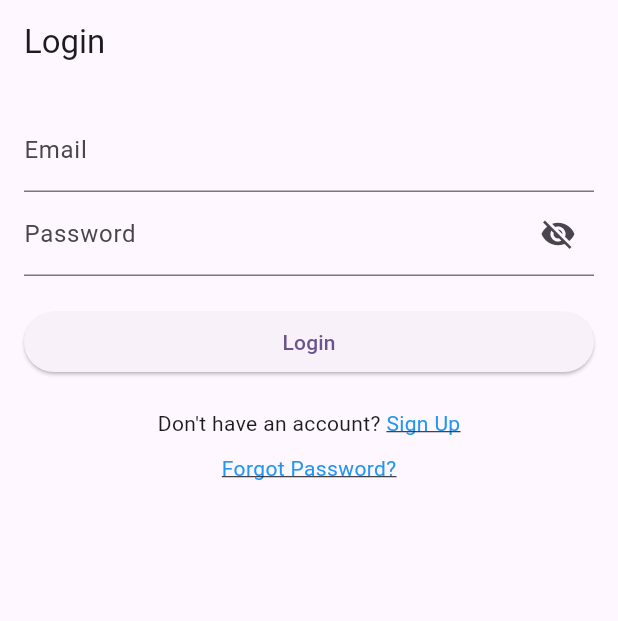
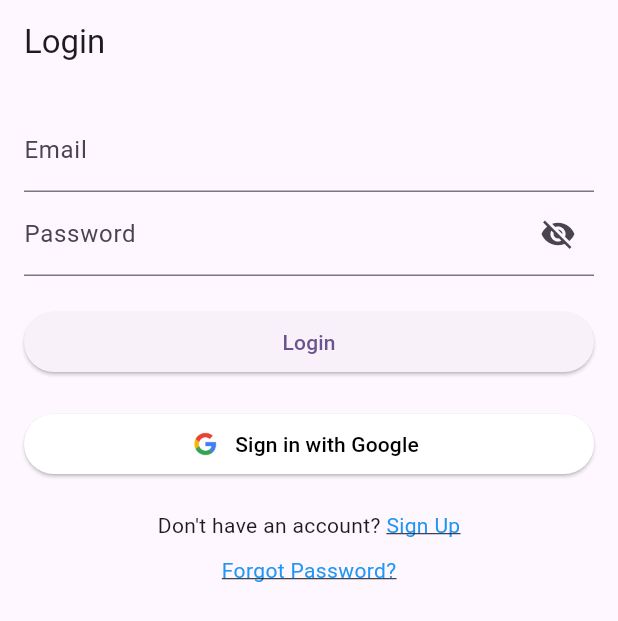
Before and after one commit to nellymururi/neurocare, a Flutter app: the screen it shows after launch, on a phone screen of 412 x 824 dp. Shown: the top 621 px of the screen. Run offline on Flutter 3.47's test engine with Material 3 defaults, Android fonts, the light colour scheme and no system bars; our stand-ins replace firebase_auth, firebase_core, google_sign_in; accounts and stored records are empty.

Commit message:
Sign in with Google Update

```diff
--- a/mobileapp/neurocare/lib/login_page.dart
+++ b/mobileapp/neurocare/lib/login_page.dart
@@ -1,6 +1,7 @@
 import 'package:flutter/material.dart';
 import 'package:firebase_auth/firebase_auth.dart';
 import 'forgot_password_screen.dart';
+import 'auth_service.dart';
 
 class LoginPage extends StatefulWidget {
   const LoginPage({super.key});
@@ -11,6 +12,7 @@ class LoginPage extends StatefulWidget {
 
 class _LoginPageState extends State<LoginPage> {
   final _auth = FirebaseAuth.instance;
+  final _authService = AuthService();
   final _emailController = TextEditingController();
   final _passwordController = TextEditingController();
   bool _isPasswordVisible = false;
@@ -86,6 +88,17 @@ class _LoginPageState extends State<LoginPage> {
     }
   }
 
+  Future<void> _handleGoogleSignIn() async {
+    final user = await _authService.signInWithGoogle();
+    if (user != null) {
+      // Navigate to home page or desired page after successful sign-in
+      Navigator.pushReplacementNamed(context, '/home');
+    } else {
+      _showMessage(
+          "Google sign-in failed. Please try again.", Colors.red.shade400);
+    }
+  }
+
   @override
   Widget build(BuildContext context) {
     return Scaffold(
@@ -121,6 +134,17 @@ class _LoginPageState extends State<LoginPage> {
               child: const Text("Login"),
             ),
             const SizedBox(height: 20),
+            ElevatedButton.icon(
+              onPressed: _handleGoogleSignIn,
+              icon: Image.asset('assets/google_icon.png',
+                  height: 24), // Ensure you have the Google icon
+              label: const Text("Sign in with Google"),
+              style: ElevatedButton.styleFrom(
+                backgroundColor: Colors.white,
+                foregroundColor: Colors.black,
+              ),
+            ),
+            const SizedBox(height: 20),
             Center(
               child: Row(
                 mainAxisAlignment: MainAxisAlignment.center,
@@ -141,17 +165,17 @@ class _LoginPageState extends State<LoginPage> {
                 ],
               ),
             ),
-            const SizedBox(height: 10), // Add some spacing
+            const SizedBox(height: 10),
             Center(
               child: GestureDetector(
                 onTap: () {
                   Navigator.push(
                     context,
                     MaterialPageRoute(
-                        builder: (context) => ForgotPasswordScreen()),
+                        builder: (context) => const ForgotPasswordScreen()),
                   );
                 },
-                child: Text(
+                child: const Text(
                   "Forgot Password?",
                   style: TextStyle(
                     color: Colors.blue,
--- a/mobileapp/neurocare/pubspec.yaml
+++ b/mobileapp/neurocare/pubspec.yaml
@@ -32,6 +32,7 @@ dependencies:
     sdk: flutter
   firebase_core: ^3.6.0
   firebase_auth: ^5.3.1
+  google_sign_in: ^6.2.2
   #google_fonts: ^3.0.1
 
   # The following adds the Cupertino Icons font to your application.
@@ -59,6 +60,8 @@ flutter:
   # included with your application, so that you can use the icons in
   # the material Icons class.
   uses-material-design: true
+  assets:
+    - assets/google_icon.png
 
 flutter_native_splash:
   color: "#81D4FA"  # Background color in hex (lighter blue)
```
Also changed, not shown: mobileapp/neurocare/lib/auth_service.dart (added, +39 -0 lines), mobileapp/neurocare/assets/google_icon.png (added), mobileapp/neurocare/pubspec.lock, 3 other files.
